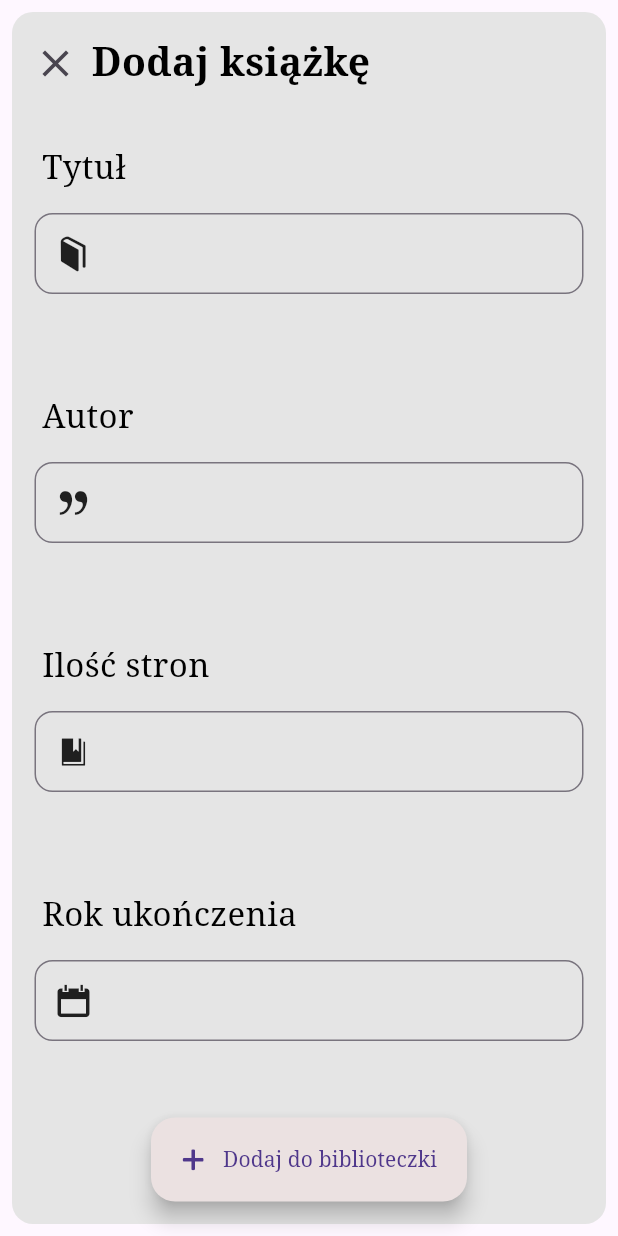
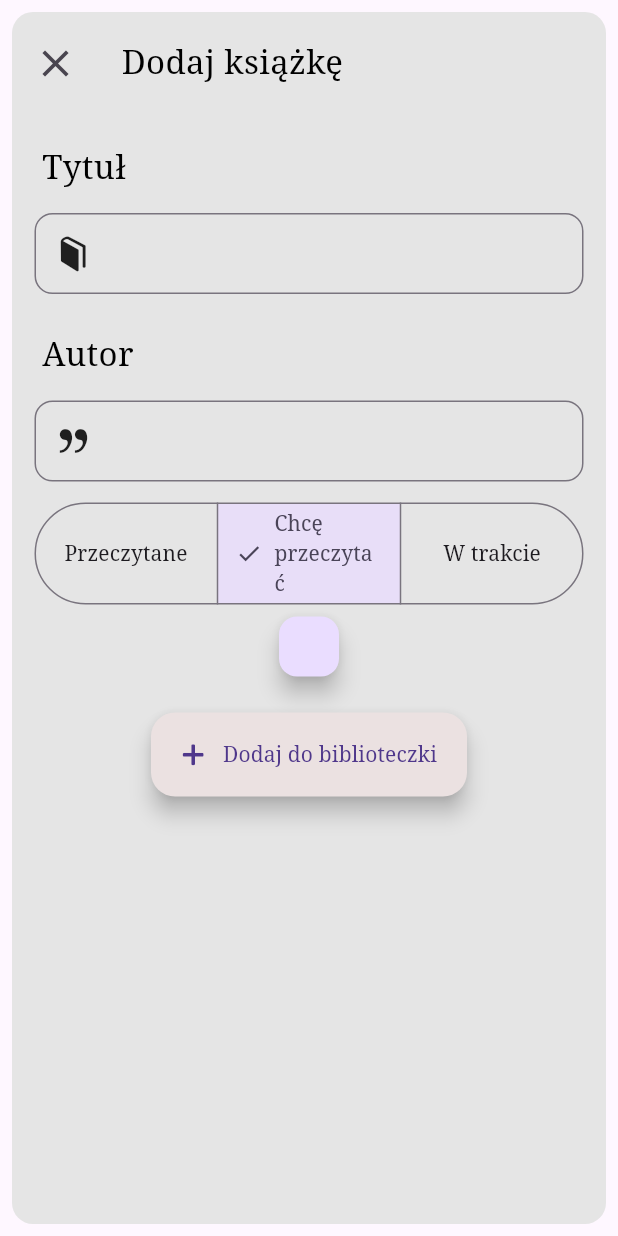
Before and after one commit to dsznycer/Biblioteczka, a Flutter app: the BookAdd widget shown alone on an empty page, opened directly, on a phone screen of 412 x 824 dp. Run offline on Flutter 3.47's test engine with Material 2 defaults, Android fonts, the phone set to English and light mode, and no system bars; our stand-ins replace bloc, cloud_firestore, firebase_auth, firebase_core, flutter_bloc, freezed_annotation and 3 more; missing offline and left inert: dart:ffi; accounts and stored records are empty; network calls fail.

Commit message:
working with controllers on add book site

```diff
--- a/lib/business_logic/cubit/settings_state.dart
+++ b/lib/business_logic/cubit/settings_state.dart
@@ -2,6 +2,7 @@
 
 part of 'settings_cubit.dart';
 
+@JsonSerializable()
 class SettingsState {
   final int index;
   final bool darkMode;
@@ -31,24 +32,8 @@ class SettingsState {
     );
   }
 
-  Map<String, dynamic> toMap() {
-    return <String, dynamic>{
-      'index': index,
-      'darkMode': darkMode,
-      'chosenBook': chosenBook.toJson(),
-    };
-  }
+  factory SettingsState.fromJson(Map<String, dynamic> json) =>
+      _$SettingsStateFromJson(json);
 
-  factory SettingsState.fromMap(Map<String, dynamic> map) {
-    return SettingsState(
-      index: map['index'] as int,
-      darkMode: map['darkMode'] as bool,
-      chosenBook: Book.fromJson(map['chosenBook'] as Map<String, dynamic>),
-    );
-  }
-
-  String toJson() => json.encode(toMap());
-
-  factory SettingsState.fromJson(String source) =>
-      SettingsState.fromMap(json.decode(source) as Map<String, dynamic>);
+  Map<String, dynamic> toJson() => _$SettingsStateToJson(this);
 }
--- a/lib/data/utils.dart
+++ b/lib/data/utils.dart
@@ -6,3 +6,5 @@ class Utils {
   static GlobalKey<NavigatorState> biblioteczkaNavigator = GlobalKey();
   static GlobalKey<NavigatorState> profileNavigator = GlobalKey();
 }
+
+enum BookProgress { red, toRead, inprogress }
--- a/lib/main.dart
+++ b/lib/main.dart
@@ -4,6 +4,7 @@ import 'package:biblioteczka/data/APIs/google_books_api.dart';
 import 'package:biblioteczka/data/APIs/hapi_books_api.dart';
 import 'package:biblioteczka/data/Repositories/book_repository.dart';
 import 'package:biblioteczka/data/utils.dart';
+import 'package:biblioteczka/presentation/styles/app_colors.dart';
 import 'package:biblioteczka/presentation/widgets/navigation_bar.dart';
 import 'package:biblioteczka/router.dart';
 import 'package:flutter/material.dart';
@@ -44,7 +45,7 @@ class Biblio extends StatelessWidget {
         navigatorKey: Utils.mainNavigator,
         theme: ThemeData(
           useMaterial3: true,
-          //NotoSerfitextTheme or monsteratt
+          // colorScheme: ColorScheme.fromSeed(seedColor: AppColors.kCol3),
           textTheme: GoogleFonts.notoSerifTextTheme(),
           navigationBarTheme: NavigationBarThemeData(
               labelTextStyle: MaterialStateTextStyle.resolveWith(
--- a/lib/presentation/screens/bookshelf/bookshelf_addBook.dart
+++ b/lib/presentation/screens/bookshelf/bookshelf_addBook.dart
@@ -6,21 +6,25 @@ import 'package:biblioteczka/presentation/styles/app_text_style.dart';
 import 'package:biblioteczka/presentation/widgets/textInput_library.dart';
 import 'package:flutter/material.dart';
 import 'package:flutter_bloc/flutter_bloc.dart';
-
 import '../../../data/Models/book_model.dart';
 
 class BookAdd extends StatelessWidget {
-  const BookAdd({super.key});
+  BookAdd({super.key});
 
-  @override
-  Widget build(BuildContext context) {
   String title = '';
   String author = '';
   String pages = '0';
   String yearOfEnd = '0';
   int score = 3;
   List<String> notes = const [];
+  BookProgress _bookProgress = BookProgress.toRead;
 
+  TextEditingController controllerTitle = TextEditingController();
+  TextEditingController controllerAuthor = TextEditingController();
+  TextEditingController controllerPages = TextEditingController();
+
+  @override
+  Widget build(BuildContext context) {
     return SafeArea(
       child: Padding(
         padding: const EdgeInsets.all(8.0),
@@ -40,53 +44,62 @@ class BookAdd extends StatelessWidget {
                     icon: const Icon(Icons.close),
                     iconSize: 30,
                   ),
+                  SizedBox(width: 20),
                   Text(
                     'Dodaj książkę',
-                    style: AppTextStyles.H2,
+                    style: AppTextStyles.H3,
                   ),
                 ],
               ),
               Expanded(
                 child: Container(
                   padding: const EdgeInsets.all(15),
+                  child: SingleChildScrollView(
                     child: Column(
-                    mainAxisAlignment: MainAxisAlignment.spaceBetween,
                       mainAxisSize: MainAxisSize.max,
                       children: [
                         AppTextInput(
+                          controller: controllerTitle,
                           hintText: 'Tytuł',
                           iconData: BiblioteczkaIcons.bookIcon,
-                          labelValue: title),
+                        ),
                         AppTextInput(
+                          controller: controllerAuthor,
                           hintText: 'Autor',
                           iconData: BiblioteczkaIcons.quoteIcon,
-                          labelValue: author),
-                      AppTextInput(
-                          hintText: 'Ilość stron',
-                          iconData: BiblioteczkaIcons.pagesIcon,
-                          labelValue: pages),
-                      AppTextInput(
-                          hintText: 'Rok ukończenia',
-                          iconData: BiblioteczkaIcons.calendarIcon,
-                          labelValue: yearOfEnd),
+                        ),
+                        // AppTextInput(
+                        //     hintText: 'Ilość stron',
+                        //     iconData: BiblioteczkaIcons.pagesIcon,
+                        //     labelValue: pages),
+                        // AppTextInput(
+                        //     hintText: 'Rok ukończenia',
+                        //     iconData: BiblioteczkaIcons.calendarIcon,
+                        //     labelValue: author),
+                        ChooseLine(object: _bookProgress),
+                        FloatingActionButton.small(
+                            onPressed: () =>
+                                print(_bookProgress.toString() + yearOfEnd)),
+                        const SizedBox(height: 20),
                         FloatingActionButton.extended(
                           backgroundColor: AppColors.kCol3,
                           focusColor: AppColors.kCol2,
                           onPressed: () {
                             context.read<BookCubit>().addNewBook(Book(
                                 author: author,
-                                title: title,
+                                title: controllerTitle.text,
                                 score: score,
                                 pages: pages,
                                 yearOfEnd: yearOfEnd,
-                                notes: notes,
-                              ));
+                                notes: notes));
+                            controllerAuthor.dispose();
                             Utils.biblioteczkaNavigator.currentState!.pop();
                           },
                           label: Text('Dodaj do biblioteczki'),
                           icon: Icon(BiblioteczkaIcons.addIcon),
                         )
                       ],
+                    ),
                   ),
                 ),
               ),
@@ -97,3 +110,33 @@ class BookAdd extends StatelessWidget {
     );
   }
 }
+
+//TODO: refactore it to separated class
+class ChooseLine extends StatefulWidget {
+  ChooseLine({required this.object, super.key});
+
+  BookProgress object;
+
+  @override
+  State<ChooseLine> createState() => _ChooseLineState();
+}
+
+class _ChooseLineState extends State<ChooseLine> {
+  @override
+  Widget build(BuildContext context) {
+    return SegmentedButton(
+      segments: const [
+        ButtonSegment(value: BookProgress.red, label: Text('Przeczytane')),
+        ButtonSegment(
+            value: BookProgress.toRead, label: Text('Chcę przeczytać')),
+        ButtonSegment(value: BookProgress.inprogress, label: Text('W trakcie')),
+      ],
+      selected: {widget.object},
+      onSelectionChanged: (Set<BookProgress> newSelection) {
+        setState(() {
+          widget.object = newSelection.first;
+        });
+      },
+    );
+  }
+}
--- a/lib/presentation/screens/bookshelf/bookshelf_screen.dart
+++ b/lib/presentation/screens/bookshelf/bookshelf_screen.dart
@@ -27,7 +27,6 @@ class BookShelf extends StatelessWidget {
           messageOfSnackBar = snackBarInfo['-']!;
           return true;
         }
-
         return false;
       },
       listener: (context, state) {
--- a/lib/presentation/screens/bookshelf/bookshelf_viewBook.dart
+++ b/lib/presentation/screens/bookshelf/bookshelf_viewBook.dart
@@ -66,7 +66,7 @@ class BookshelfViewBook extends StatelessWidget {
                         onPressed: () {
                           context
                               .read<BookCubit>()
-                              .removeBookAtIndex(list.indexOf(book));
+                              .removeRedBookAtIndex(list.indexOf(book));
                           Utils.biblioteczkaNavigator.currentState!.pop();
                         },
                         icon: const Icon(BiblioteczkaIcons.deleteIcon)),
--- a/lib/presentation/screens/statistic_screen.dart
+++ b/lib/presentation/screens/statistic_screen.dart
@@ -34,10 +34,7 @@ class StatisticScreen extends StatelessWidget {
                   SizedBox(
                     width: 100,
                     child: FloatingActionButton.small(
-                        child: Text('Get books'),
-                        onPressed: () {
-                          context.read<BookCubit>().getBestBooksOfYear('2014');
-                        }),
+                        child: Text('Get books/empty func'), onPressed: () {}),
                   ),
                 ]),
           );
--- a/lib/presentation/widgets/book_widget.dart
+++ b/lib/presentation/widgets/book_widget.dart
@@ -29,8 +29,8 @@ class BookWidget extends StatelessWidget {
                 child: Container(
               decoration:
                   BoxDecoration(borderRadius: BorderRadius.circular(12)),
-              child: Image.asset(
-                'assets/photo/bookShop.png',
+              child: Image.network(
+                'https://ecsmedia.pl/c/sycylijczyk-b-iext123168017.jpg',
                 fit: BoxFit.cover,
               ),
             )),
--- a/lib/presentation/widgets/google_book_mini.dart
+++ b/lib/presentation/widgets/google_book_mini.dart
@@ -20,7 +20,7 @@ class GoogleBookMiniWidget extends StatelessWidget {
     }
 
     return Container(
-      width: 250,
+      width: 200,
       padding: const EdgeInsets.all(8),
       child: Column(children: [
         Expanded(
--- a/lib/presentation/widgets/textInput_library.dart
+++ b/lib/presentation/widgets/textInput_library.dart
@@ -6,12 +6,12 @@ class AppTextInput extends StatelessWidget {
   AppTextInput(
       {required this.hintText,
       required this.iconData,
-      required this.labelValue,
+      required this.controller,
       super.key});
 
   final String hintText;
   final IconData iconData;
-  String labelValue;
+  final TextEditingController controller;
 
   @override
   Widget build(BuildContext context) {
@@ -25,16 +25,16 @@ class AppTextInput extends StatelessWidget {
             child: Text(hintText, style: AppTextStyles.H3),
           ),
           TextField(
-            onChanged: (value) => labelValue = value,
+            controller: controller,
             decoration: InputDecoration(
               hintText: hintText,
               label: Icon(iconData),
               contentPadding:
                   EdgeInsets.symmetric(vertical: 15, horizontal: 10),
-              border: OutlineInputBorder(
+              border: const OutlineInputBorder(
                   borderRadius: BorderRadius.all(Radius.circular(12)),
                   borderSide: BorderSide(color: Colors.tealAccent)),
-              focusedBorder: OutlineInputBorder(
+              focusedBorder: const OutlineInputBorder(
                 borderSide: const BorderSide(color: AppColors.kCol2, width: 2),
                 borderRadius: BorderRadius.all(Radius.circular(12)),
               ),
--- a/lib/router.dart
+++ b/lib/router.dart
@@ -45,7 +45,7 @@ class AppRouter {
         page = BookShelf();
         break;
       case '/addBook':
-        page = const BookAdd();
+        page = BookAdd();
         break;
       case '/editBook':
         page = BookshelfViewBook();
```
Also changed, not shown: lib/business_logic/cubit/book_cubit.dart (+7 -1 lines), lib/business_logic/cubit/settings_cubit.dart (+5 -2 lines), lib/presentation/screens/homeScreen/home_screen.dart (+24 -9 lines), lib/business_logic/cubit/settings_cubit.g.dart (added). Lines whose indentation alone changed are shown as unchanged.
